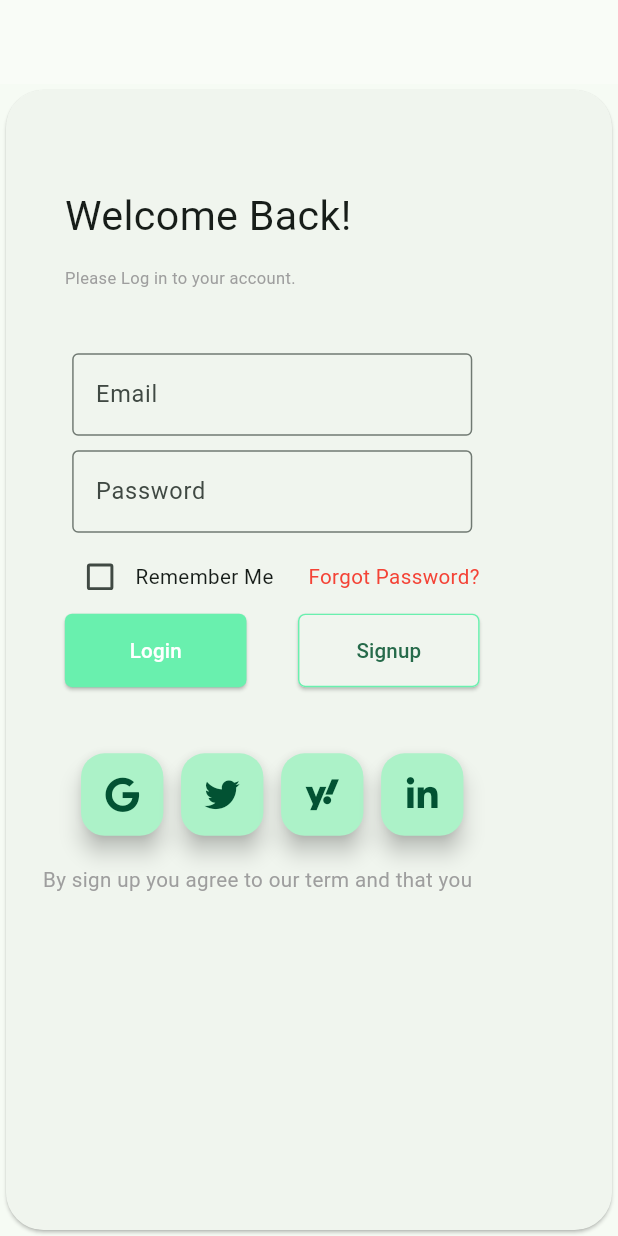
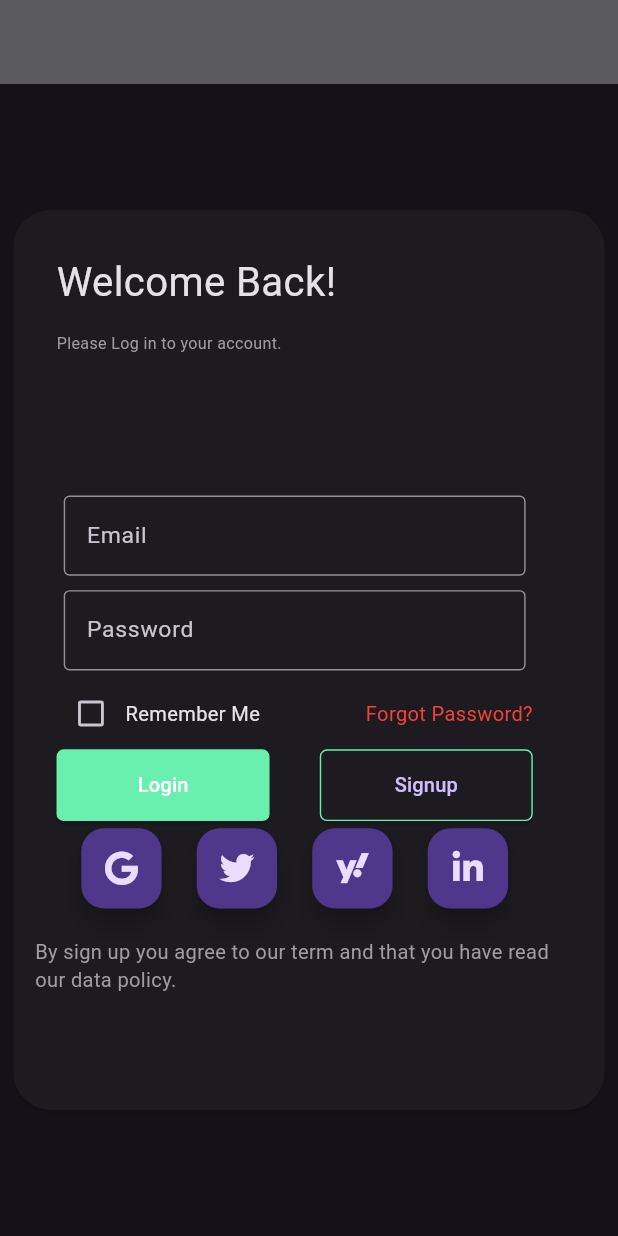
Before and after one commit to Evacion/2024-ITElective5-Flutter-Activities, a Flutter app: the screen it shows after launch, on a phone screen of 412 x 824 dp. Run offline on Flutter 3.47's test engine with Material 3 defaults, Android fonts, the phone set to English and light mode, and no system bars; drawn by our look-alikes of auto_size_text; our stand-ins replace font_awesome_flutter.

Commit message:
WHAT
PUSHSHS

```diff
--- a/lecture_testing/lib/main.dart
+++ b/lecture_testing/lib/main.dart
@@ -1,17 +1,10 @@
-// ignore_for_file: unused_import, unused_local_variable, prefer_const_literals_to_create_immutables, prefer_const_constructors
-
-import 'package:card_banner/card_banner.dart';
 import 'package:excer1/screens/screenbuilders/login_sb.dart';
 import 'package:excer1/screens/screenbuilders/signup_sb.dart';
-import 'package:excer1/widgets/login_widget.dart';
 import 'package:excer1/screens/screenbuilders/about_sb.dart';
 import 'package:excer1/screens/screenbuilders/account_sb.dart';
 import 'package:excer1/screens/screenbuilders/home_sb.dart';
 import 'package:excer1/screens/screenbuilders/news_sb.dart';
-import 'package:excer1/widgets/custom_food_card.dart';
 import 'package:flutter/material.dart';
-import 'package:image_card/image_card.dart';
-import 'package:intl/intl.dart';
 
 void main() {
   runApp(const MyApp());
@@ -24,20 +17,25 @@ class MyApp extends StatelessWidget {
   @override
   Widget build(BuildContext context) {
     return MaterialApp(
-      title: 'Flutter Demo',
+      title: 'Flo',
+      debugShowCheckedModeBanner: false,
       theme: ThemeData(
         colorScheme: ColorScheme.fromSeed(seedColor: Colors.greenAccent),
         useMaterial3: true,
       ),
+      darkTheme: ThemeData(
+        brightness: Brightness.dark,
+      ),
+      themeMode: ThemeMode.dark,
       // home: const MyHomePage(title: 'Gonzales, Ray James Amer L.'),
       routes: {
-        '/': (context) => LoginScreenBuilder(),
-        '/home': (context) => HomeScreenBuilder(),
-        '/signup': (context) => SignUpScreenBuilder(),
-        '/news': (context) => NewsScreenBuilder(),
-        '/about': (context) => AboutScreenBuilder(),
-        '/account': (context) => AccountScreenBuilder(),
-        '/logout': (context) => Placeholder(),
+        '/': (context) => const LoginScreenBuilder(),
+        '/home': (context) => const HomeScreenBuilder(),
+        '/signup': (context) => const SignUpScreenBuilder(),
+        '/news': (context) => const NewsScreenBuilder(),
+        '/about': (context) => const AboutScreenBuilder(),
+        '/account': (context) => const AccountScreenBuilder(),
+        '/logout': (context) => const Placeholder(),
       },
     );
   }
--- a/lecture_testing/lib/screens/login_screen.dart
+++ b/lecture_testing/lib/screens/login_screen.dart
@@ -11,6 +11,11 @@ class LoginScreenWidget extends StatefulWidget {
 class _LoginScreenWidgetState extends State<LoginScreenWidget> {
   @override
   Widget build(BuildContext context) {
-    return LoginScreen(loginImage: Image.asset("lib/assets/arturia.webp").image);
+    return Center(
+      child: Container(
+        margin: const EdgeInsets.all(5),
+        child: LoginScreen(loginImage: Image.asset("lib/assets/arturia.webp").image)
+      ,),
+    );
   }
 }
--- a/lecture_testing/lib/screens/screenbuilders/about_sb.dart
+++ b/lecture_testing/lib/screens/screenbuilders/about_sb.dart
@@ -36,7 +36,7 @@ class _AboutScreenBuilderState extends State<AboutScreenBuilder> {
             backgroundColor: Colors.white30,
           ),
           drawer: sideDrawer,
-          endDrawer: sideDrawer,
+          // endDrawer: sideDrawer,
           body: bodyContent,
         );
     });
--- a/lecture_testing/lib/screens/signup_screen.dart
+++ b/lecture_testing/lib/screens/signup_screen.dart
@@ -11,6 +11,8 @@ class SignUpWidget extends StatefulWidget {
 class _SignUpWidgetState extends State<SignUpWidget> {
   @override
   Widget build(BuildContext context) {
-    return const SignUp();
+    return const Center(
+      child: SignUp()
+    );
   }
 }
--- a/lecture_testing/lib/widgets/login_widget.dart
+++ b/lecture_testing/lib/widgets/login_widget.dart
@@ -1,5 +1,4 @@
-// ignore_for_file: file_names, prefer_const_constructors
-
+import 'package:auto_size_text/auto_size_text.dart';
 import 'package:flutter/material.dart';
 import 'package:font_awesome_flutter/font_awesome_flutter.dart';
 
@@ -44,7 +43,7 @@ class _LoginScreenState extends State<LoginScreen> {
                     children: [
                       Expanded(
                         child: Container(
-                          margin: const EdgeInsets.fromLTRB(25,50,75,50),
+                          margin: const EdgeInsets.fromLTRB(15,15,35,15),
                           child: Column(
                             crossAxisAlignment: CrossAxisAlignment.start,
                             children: [
@@ -167,7 +166,7 @@ class _LoginScreenState extends State<LoginScreen> {
                                         ),
                                       ],
                                     ),
-                                    SizedBox(height: 40,),
+                                    // const SizedBox(height: 40,),
                                     Container(
                                       margin: const EdgeInsets.all(5),
                                       child: Row(
@@ -175,22 +174,20 @@ class _LoginScreenState extends State<LoginScreen> {
                                         mainAxisAlignment: MainAxisAlignment.spaceAround,
                                         children: [
                                           FloatingActionButton(
-                                            onPressed: () {
-                                              Navigator.pushNamed(context, '/home');
-                                            },
+                                            onPressed: () {Navigator.pushNamed(context, '/home');},
                                             child: const Icon(FontAwesomeIcons.google),
                                           ),
-                                          FloatingActionButton(
+                                          const FloatingActionButton(
                                             onPressed: null,
-                                            child: const Icon(FontAwesomeIcons.twitter),
+                                            child: Icon(FontAwesomeIcons.twitter),
                                           ),
-                                          FloatingActionButton(
+                                          const FloatingActionButton(
                                             onPressed: null,
-                                            child: const Icon(FontAwesomeIcons.yahoo),
+                                            child: Icon(FontAwesomeIcons.yahoo),
                                           ),
-                                          FloatingActionButton(
+                                          const FloatingActionButton(
                                             onPressed: null,
-                                            child: const Icon(FontAwesomeIcons.linkedinIn),
+                                            child: Icon(FontAwesomeIcons.linkedinIn),
                                           )
                                         ],
                                       ),
@@ -199,9 +196,9 @@ class _LoginScreenState extends State<LoginScreen> {
                                 ),
                               ),
                               const Expanded(
-                                child: Text("By sign up you agree to our term and that you have read our data policy.",
-                                  textScaler: TextScaler.linear(1),
-                                  textWidthBasis: TextWidthBasis.parent,
+                                child: AutoSizeText("By sign up you agree to our term and that you have read our data policy.",
+                                  // textScaler: TextScaler.linear(1),
+                                  // textWidthBasis: TextWidthBasis.parent,
                                   style: TextStyle(
                                     color: Colors.grey,
                                   ),
@@ -241,7 +238,10 @@ class _LoginScreenState extends State<LoginScreen> {
                     child: const Icon(Icons.play_arrow, color: Colors.white,),
                   ),
                 ),
-              ) : Container(),
+              ) : SizedBox(
+                height: cardHeight < screenHeight ? cardHeight: screenHeight,
+                width: cardWidth < screenWidth ? cardWidth : screenWidth*0.75,
+              ),
             ],
           )
         );
--- a/lecture_testing/lib/widgets/sidedrawer.dart
+++ b/lecture_testing/lib/widgets/sidedrawer.dart
@@ -11,6 +11,7 @@ class _SideDrawerCustomState extends State<SideDrawerCustom> {
   @override
   Widget build(BuildContext context) {
     return Drawer(
+      shape: Border.all(width: 0),
       child: ListView(
         padding: const EdgeInsets.all(0),
         children: [
--- a/lecture_testing/pubspec.yaml
+++ b/lecture_testing/pubspec.yaml
@@ -39,6 +39,10 @@ dependencies:
   image_card: ^0.0.4
   flutter_launcher_icons: ^0.13.1
   font_awesome_flutter: ^10.7.0
+  http: ^1.2.0
+  auto_size_text_field: ^2.2.3
+  auto_size_text: ^3.0.0
+  country_flags: ^2.2.0
 
 dev_dependencies:
   flutter_test:
```
Also changed, not shown: lecture_testing/lib/models/meals.dart (added, +7 -0 lines), lecture_testing/lib/models/products.dart (added, +7 -0 lines), lecture_testing/lib/screens/about_screen.dart (+9 -6 lines), lecture_testing/lib/screens/news_screen.dart (+47 -4 lines), lecture_testing/lib/widgets/API widgets/meal_cards.dart (added, +39 -0 lines), lecture_testing/pubspec.lock.
